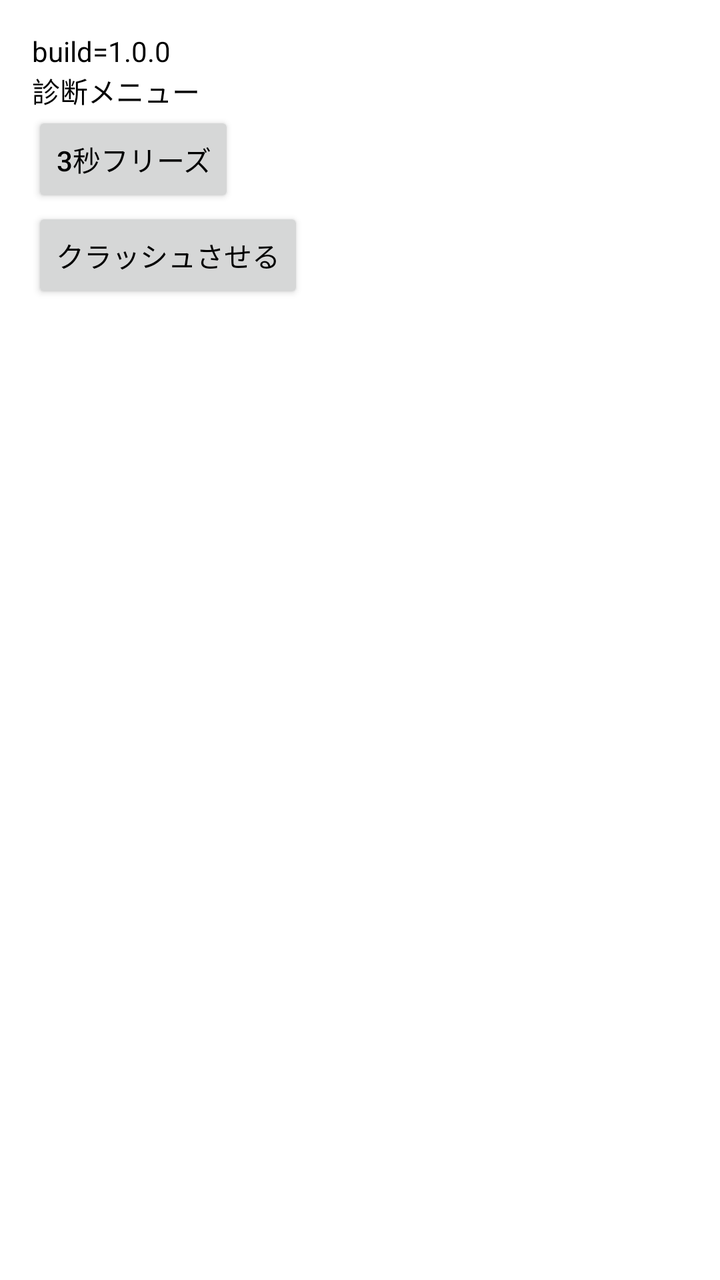
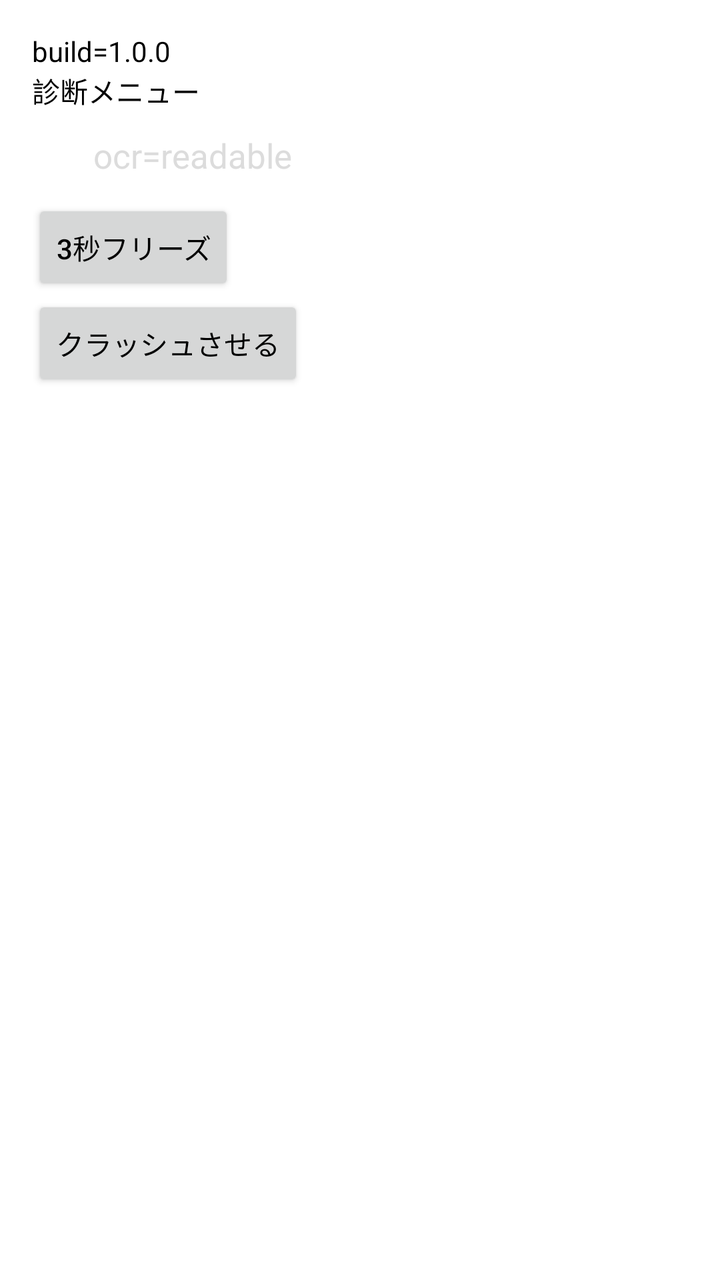

Two renders of the same Android screen: before a commit and after it. Below are the layout's source before the change and the commit's diff.
<!-- AndroidManifest.xml: application theme Theme.FTE2E -->
<!-- res/layout/screen_diagnostics.xml -->
<?xml version="1.0" encoding="utf-8"?>
<ScrollView xmlns:android="http://schemas.android.com/apk/res/android"
    android:layout_width="match_parent"
    android:layout_height="match_parent">

    <LinearLayout
        android:layout_width="match_parent"
        android:layout_height="wrap_content"
        android:orientation="vertical"
        android:padding="16dp">

        <TextView
            android:id="@+id/txt_build_info"
            android:layout_width="wrap_content"
            android:layout_height="wrap_content"
            android:text="build=1.0.0" />

        <TextView
            android:id="@+id/txt_diag_note"
            android:layout_width="wrap_content"
            android:layout_height="wrap_content"
            android:text="診断メニュー" />

        <Button
            android:id="@+id/btn_freeze_3s"
            android:layout_width="wrap_content"
            android:layout_height="wrap_content"
            android:minHeight="48dp"
            android:text="3秒フリーズ" />

        <Button
            android:id="@+id/btn_crash"
            android:layout_width="wrap_content"
            android:layout_height="wrap_content"
            android:minHeight="48dp"
            android:text="クラッシュさせる" />
    </LinearLayout>
</ScrollView>
<!-- resources referenced by this layout -->
<resources>
  <style name="Theme.FTE2E" parent="Theme.AppCompat.DayNight.NoActionBar">
          <item name="android:windowBackground">@android:color/white</item>
          <item name="android:textColor">@android:color/black</item>
          
          <item name="android:textAllCaps">false</item>
          <item name="textAllCaps">false</item>
      </style>
</resources>

<!-- the commit's change to res/layout/screen_diagnostics.xml (unified diff, before → after) -->
@@ -21,6 +21,17 @@
             android:layout_height="wrap_content"
             android:text="診断メニュー" />
 
+        
+        <TextView
+            android:id="@+id/txt_ocr_faint"
+            android:layout_width="160dp"
+            android:layout_height="44dp"
+            android:gravity="center"
+            android:textSize="17sp"
+            android:textColor="#DCDCDC"
+            android:background="@android:color/white"
+            android:text="ocr=readable" />
+
         <Button
             android:id="@+id/btn_freeze_3s"
             android:layout_width="wrap_content"
